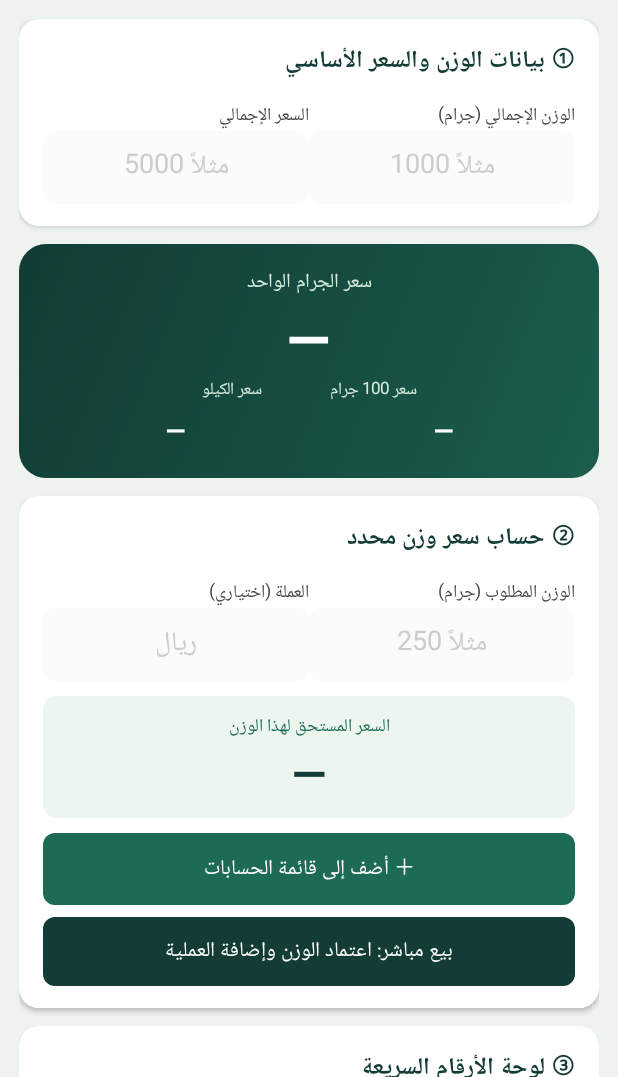
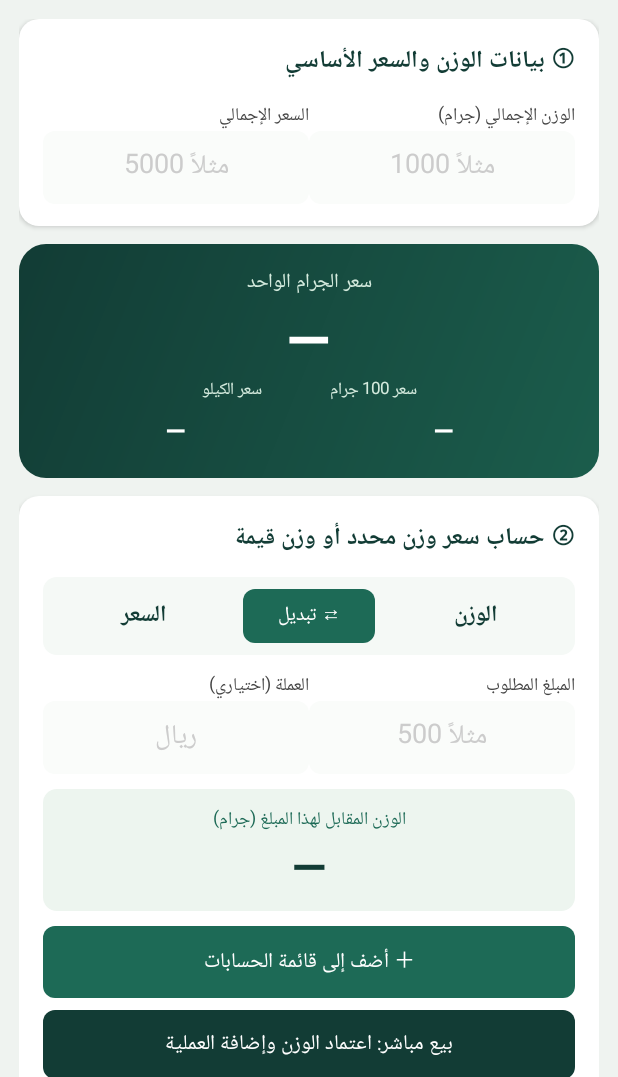
Before and after one commit to zatnum11/mizan-smart, an Android app: the screen it shows after launch (MainActivity), after a tap on "＋ أضف إلى قائمة الحسابات", on a phone screen of 412 x 824 dp, the part 159-1236 px from its top. Run offline under Robolectric (Android 15) with nearby library versions, the phone set to English and light mode, and no system bars; 1 other tap on this screen came first.

Commit message:
Refactor input fields and update calculation logic

```diff
--- a/app/src/main/java/com/mizan/smart/MainActivity.kt
+++ b/app/src/main/java/com/mizan/smart/MainActivity.kt
@@ -24,15 +24,19 @@ class MainActivity : Activity() {
     private val ink = Color.rgb(23,37,33)
     private lateinit var baseWeight: EditText
     private lateinit var basePrice: EditText
-    private lateinit var wantedWeight: EditText
+    private lateinit var calcInput: EditText
+    private lateinit var calcInputLabel: TextView
     private lateinit var currency: EditText
     private lateinit var unitValue: TextView
     private lateinit var hundredValue: TextView
     private lateinit var kiloValue: TextView
+    private lateinit var resultTitle: TextView
     private lateinit var targetValue: TextView
+    private lateinit var swapButton: Button
     private lateinit var historyBox: LinearLayout
     private lateinit var activeLabel: TextView
     private var activeInput: EditText? = null
+    private var reverseMode = false // false: الوزن -> السعر | true: السعر -> الوزن
     private val history = mutableListOf<JSONObject>()
     private val fmt = DecimalFormat("#,##0.####", DecimalFormatSymbols(Locale.US))
 
@@ -79,10 +83,17 @@ class MainActivity : Activity() {
         setPadding(0, 0, 0, dp(12))
     }
 
-    private fun field(label: String, hint: String, target: (EditText) -> Unit, decimal: Boolean = true): LinearLayout {
+    private fun field(
+        label: String,
+        hint: String,
+        target: (EditText) -> Unit,
+        labelRef: ((TextView) -> Unit)? = null,
+        decimal: Boolean = true
+    ): LinearLayout {
         val wrap = LinearLayout(this).apply { orientation = LinearLayout.VERTICAL }
         val labelView = text(label, 12f, Color.DKGRAY, false)
         labelView.gravity = Gravity.RIGHT
+        labelRef?.invoke(labelView)
         wrap.addView(labelView)
         val e = EditText(this).apply {
             this.hint = hint
@@ -100,7 +111,7 @@ class MainActivity : Activity() {
         e.onFocusChangeListener = View.OnFocusChangeListener { _, has ->
             if (has) {
                 activeInput = e
-                activeLabel.text = label
+                activeLabel.text = "الحقل المحدد: ${labelView.text}"
             }
         }
         e.addTextChangedListener(object : android.text.TextWatcher {
@@ -171,28 +182,58 @@ class MainActivity : Activity() {
         content.addView(display, marginParams())
 
         val targetCard = card()
-        targetCard.addView(title("② حساب سعر وزن محدد"))
+        targetCard.addView(title("② حساب سعر وزن محدد أو وزن قيمة"))
+
+        val swapBar = LinearLayout(this).apply {
+            orientation = LinearLayout.HORIZONTAL
+            gravity = Gravity.CENTER
+            setPadding(dp(8), dp(8), dp(8), dp(8))
+            background = bg(Color.rgb(245, 249, 246), 14f)
+        }
+        swapBar.addView(text("الوزن", 15f, deep, true).apply {
+            gravity = Gravity.CENTER
+        }, LinearLayout.LayoutParams(0, -2, 1f))
+        swapButton = button("⇄ تبديل", pale, deep).apply {
+            textSize = 13f
+            setOnClickListener { toggleMode() }
+        }
+        swapBar.addView(swapButton, LinearLayout.LayoutParams(-2, dp(36)).apply {
+            setMargins(dp(8), 0, dp(8), 0)
+        })
+        swapBar.addView(text("السعر", 15f, deep, true).apply {
+            gravity = Gravity.CENTER
+        }, LinearLayout.LayoutParams(0, -2, 1f))
+        targetCard.addView(swapBar, LinearLayout.LayoutParams(-1, -2).apply { bottomMargin = dp(10) })
+
         val row = horizontal()
         val qcol = LinearLayout(this).apply { orientation = LinearLayout.VERTICAL }
         val ccol = LinearLayout(this).apply { orientation = LinearLayout.VERTICAL }
-        qcol.addView(field("الوزن المطلوب (جرام)", "مثلاً 250", { wantedWeight = it }))
-        ccol.addView(field("العملة (اختياري)", "ريال", { currency = it }, false))
+        qcol.addView(field(
+            "الوزن المطلوب (جرام)",
+            "مثلاً 250",
+            { calcInput = it },
+            { calcInputLabel = it }
+        ))
+        ccol.addView(field("العملة (اختياري)", "ريال", { currency = it }, decimal = false))
         row.addView(qcol, LinearLayout.LayoutParams(0,-2,1f))
         row.addView(ccol, LinearLayout.LayoutParams(0,-2,1f))
         targetCard.addView(row)
+
         val result = LinearLayout(this).apply {
             orientation = LinearLayout.VERTICAL; gravity = Gravity.CENTER
             setPadding(dp(10), dp(10), dp(10), dp(10)); background = bg(pale, 14f)
         }
-        result.addView(text("السعر المستحق لهذا الوزن", 12f, green).apply { gravity = Gravity.CENTER })
+        resultTitle = text("السعر المستحق لهذا الوزن", 12f, green).apply { gravity = Gravity.CENTER }
+        result.addView(resultTitle)
         targetValue = text("—", 30f, deep, true).apply { gravity = Gravity.CENTER }
         result.addView(targetValue)
         targetCard.addView(result, LinearLayout.LayoutParams(-1, -2).apply { topMargin = dp(10) })
+
         val add = button("＋ أضف إلى قائمة الحسابات", green, Color.WHITE)
         add.setOnClickListener { addCurrent() }
         targetCard.addView(add, LinearLayout.LayoutParams(-1, dp(48)).apply { topMargin = dp(10) })
         val direct = button("بيع مباشر: اعتماد الوزن وإضافة العملية", deep, Color.WHITE)
-        direct.setOnClickListener { addCurrent(); wantedWeight.setText(""); wantedWeight.requestFocus() }
+        direct.setOnClickListener { addCurrent(); calcInput.setText(""); calcInput.requestFocus() }
         targetCard.addView(direct, LinearLayout.LayoutParams(-1, dp(46)).apply { topMargin = dp(8) })
         content.addView(targetCard, marginParams())
 
@@ -231,12 +272,33 @@ class MainActivity : Activity() {
 
         val reset = button("تصفير العملية الحالية", Color.rgb(255,240,231), Color.rgb(166,77,34))
         reset.setOnClickListener {
-            baseWeight.setText(""); basePrice.setText(""); wantedWeight.setText("")
+            baseWeight.setText(""); basePrice.setText(""); calcInput.setText("")
             calculate(); baseWeight.requestFocus()
         }
         content.addView(reset, marginParams())
         setContentView(root)
         baseWeight.requestFocus()
+    }
+
+    private fun toggleMode() {
+        reverseMode = !reverseMode
+        if (reverseMode) {
+            calcInputLabel.text = "المبلغ المطلوب"
+            calcInput.hint = "مثلاً 500"
+            resultTitle.text = "الوزن المقابل لهذا المبلغ (جرام)"
+            swapButton.background = bg(green, 12f)
+            swapButton.setTextColor(Color.WHITE)
+        } else {
+            calcInputLabel.text = "الوزن المطلوب (جرام)"
+            calcInput.hint = "مثلاً 250"
+            resultTitle.text = "السعر المستحق لهذا الوزن"
+            swapButton.background = bg(pale, 12f)
+            swapButton.setTextColor(deep)
+        }
+        if (activeInput == calcInput) {
+            activeLabel.text = "الحقل المحدد: ${calcInputLabel.text}"
+        }
+        calculate()
     }
 
     private fun horizontal() = LinearLayout(this).apply {
@@ -257,12 +319,21 @@ class MainActivity : Activity() {
     private fun number(e: EditText): Double? = e.text.toString().trim().replace(',', '.').toDoubleOrNull()
 
     private fun calculate() {
-        val w = number(baseWeight); val p = number(basePrice); val q = number(wantedWeight)
+        val w = number(baseWeight); val p = number(basePrice); val x = number(calcInput)
         val unit = if (w != null && p != null && w > 0 && p >= 0) p / w else null
         unitValue.text = unit?.let { fmt.format(it) } ?: "—"
         hundredValue.text = unit?.let { fmt.format(it * 100) } ?: "—"
         kiloValue.text = unit?.let { fmt.format(it * 1000) } ?: "—"
-        targetValue.text = if (unit != null && q != null && q >= 0) fmt.format(unit*q) else "—"
+        targetValue.text = if (unit != null && x != null && x >= 0) {
+            if (reverseMode) {
+                if (unit > 0) "${fmt.format(x / unit)} جرام" else "—"
+            } else {
+                val cur = currency.text.toString().trim()
+                if (cur.isNotEmpty()) "${fmt.format(x * unit)} $cur" else fmt.format(x * unit)
+            }
+        } else {
+            "—"
+        }
     }
 
     private fun keypad(key: String) {
@@ -279,15 +350,24 @@ class MainActivity : Activity() {
     }
 
     private fun addCurrent() {
-        val w = number(baseWeight); val p = number(basePrice); val q = number(wantedWeight)
-        if (w == null || p == null || q == null || w <= 0 || p < 0 || q < 0) {
-            Toast.makeText(this, "أدخل الوزن والسعر الإجمالي والوزن المطلوب بشكل صحيح", Toast.LENGTH_LONG).show()
+        val w = number(baseWeight); val p = number(basePrice); val x = number(calcInput)
+        if (w == null || p == null || x == null || w <= 0 || p < 0 || x < 0) {
+            Toast.makeText(this, "أدخل الوزن والسعر الإجمالي والقيمة المطلوبة بشكل صحيح", Toast.LENGTH_LONG).show()
             return
         }
-        val unit = p/w
-        val item = JSONObject().put("weight",q).put("price",unit*q).put("unit",unit)
-            .put("currency",currency.text.toString().trim())
-        history.add(0,item)
+        val unit = p / w
+        val weight = if (reverseMode) {
+            if (unit > 0) x / unit else {
+                Toast.makeText(this, "سعر الجرام يجب أن يكون أكبر من صفر", Toast.LENGTH_LONG).show()
+                return
+            }
+        } else {
+            x
+        }
+        val price = if (reverseMode) x else unit * x
+        val item = JSONObject().put("weight", weight).put("price", price).put("unit", unit)
+            .put("currency", currency.text.toString().trim())
+        history.add(0, item)
         saveHistory(); renderHistory()
         Toast.makeText(this, "تمت إضافة العملية إلى السجل", Toast.LENGTH_SHORT).show()
     }
```
